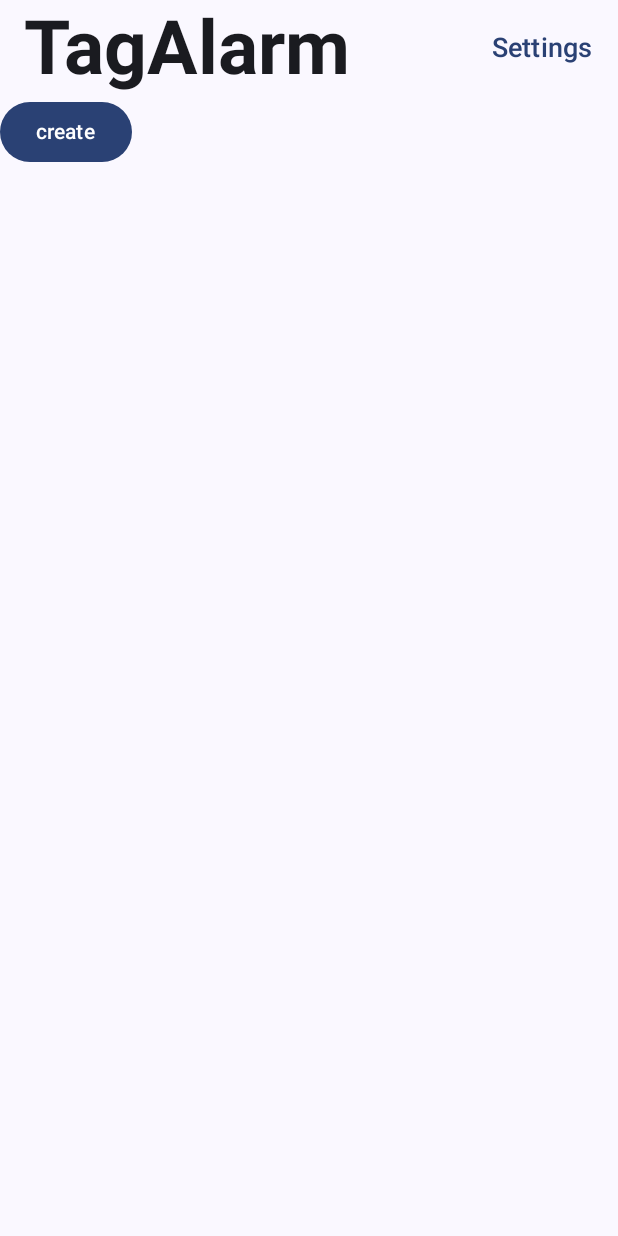
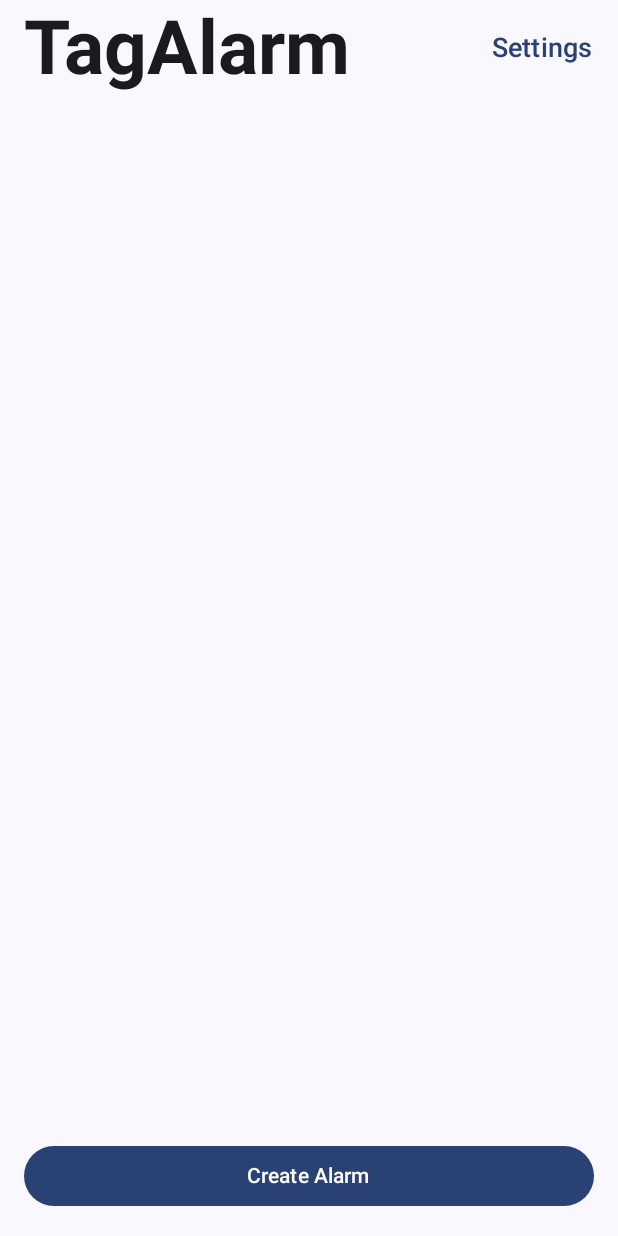
Before and after one commit to jansigi/TagAlarm, an Android app built with Jetpack Compose: the screen it shows after launch (MainActivity), on a phone screen of 412 x 824 dp. Run offline under Robolectric (Android 15) with nearby library versions, the light colour scheme and no system bars; our stand-ins replace Dagger/Hilt's generated code, Room's generated code.

Commit message:
move create button to low screen

```diff
--- a/app/src/main/AndroidManifest.xml
+++ b/app/src/main/AndroidManifest.xml
@@ -11,8 +11,7 @@
         android:label="@string/app_name"
         android:roundIcon="@mipmap/ic_launcher_round"
         android:supportsRtl="true"
-        android:theme="@style/Theme.TagAlarm"
-        tools:targetApi="31">
+        android:theme="@style/Theme.TagAlarm">
         <activity
             android:name=".MainActivity"
             android:exported="true"
--- a/app/src/main/java/ch/js/tagalarm/MainActivity.kt
+++ b/app/src/main/java/ch/js/tagalarm/MainActivity.kt
@@ -8,7 +8,6 @@ import androidx.compose.foundation.layout.fillMaxSize
 import androidx.compose.foundation.layout.padding
 import androidx.compose.material3.Scaffold
 import androidx.compose.ui.Modifier
-import androidx.compose.ui.platform.LocalContext
 import androidx.navigation.compose.NavHost
 import androidx.navigation.compose.composable
 import androidx.navigation.compose.rememberNavController
@@ -43,7 +42,7 @@ class MainActivity : ComponentActivity() {
                         composable<AlarmNav> {
                             val alarmNav = it.toRoute<AlarmNav>()
                             val alarmId = alarmNav.alarmId.toLongOrNull()
-                            AlarmScreen(modifier = modifier, navController = navController, context = LocalContext.current, alarmId = alarmId)
+                            AlarmScreen(modifier = modifier, navController = navController, context = applicationContext, alarmId = alarmId)
                         }
                     }
                 }
--- a/app/src/main/java/ch/js/tagalarm/ui/component/HomeScreen.kt
+++ b/app/src/main/java/ch/js/tagalarm/ui/component/HomeScreen.kt
@@ -1,7 +1,8 @@
 package ch.js.tagalarm.ui.component
 
-import androidx.compose.foundation.layout.Box
+import androidx.compose.foundation.layout.Column
 import androidx.compose.foundation.layout.fillMaxSize
+import androidx.compose.foundation.layout.fillMaxWidth
 import androidx.compose.foundation.layout.padding
 import androidx.compose.foundation.lazy.LazyColumn
 import androidx.compose.foundation.lazy.items
@@ -17,6 +18,7 @@ import androidx.compose.runtime.getValue
 import androidx.compose.ui.Alignment
 import androidx.compose.ui.Modifier
 import androidx.compose.ui.text.font.FontWeight
+import androidx.compose.ui.unit.dp
 import androidx.compose.ui.unit.sp
 import androidx.hilt.navigation.compose.hiltViewModel
 import androidx.navigation.NavHostController
@@ -32,6 +34,7 @@ fun HomeScreen(
 ) {
     val alarmViewModel: AlarmViewModel = hiltViewModel<AlarmViewModel>()
     val alarms by alarmViewModel.alarms.collectAsState()
+
     Scaffold(
         topBar = {
             TopAppBar(
@@ -57,19 +60,31 @@ fun HomeScreen(
                 },
             )
         },
-    ) { padding ->
-        Box(modifier = modifier.padding(padding)) {
-            LazyColumn(modifier = Modifier.fillMaxSize(), horizontalAlignment = Alignment.CenterHorizontally) {
-                items(alarms) {
-                    AlarmCard(it, navController)
+    ) { innerPadding ->
+        Column(
+            modifier = modifier
+                .fillMaxSize()
+                .padding(innerPadding),
+        ) {
+            LazyColumn(
+                modifier = Modifier
+                    .weight(1f)
+                    .fillMaxWidth(),
+                horizontalAlignment = Alignment.CenterHorizontally,
+            ) {
+                items(alarms) { alarm ->
+                    AlarmCard(alarm, navController)
                 }
             }
             Button(
                 onClick = {
                     navController.navigate(AlarmNav(""))
                 },
+                modifier = Modifier
+                    .fillMaxWidth()
+                    .padding(16.dp),
             ) {
-                Text("create")
+                Text(text = "Create Alarm")
             }
         }
     }
```
